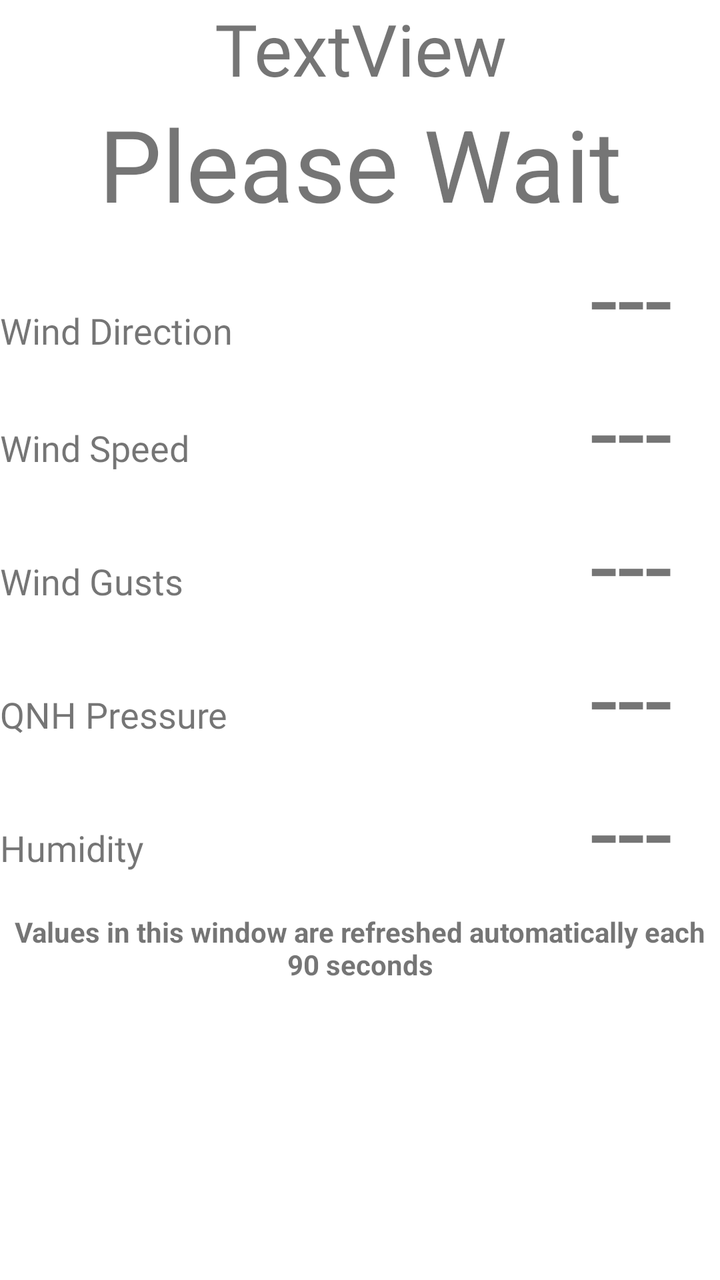
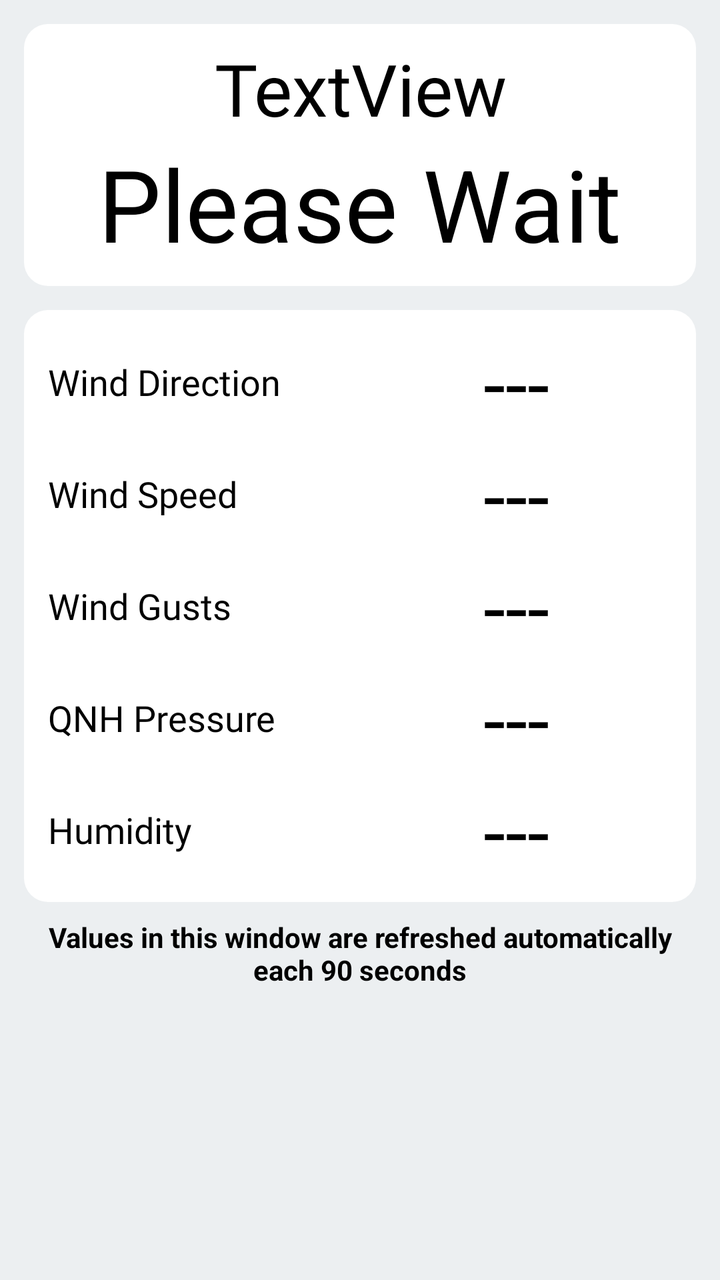

Before-and-after screenshots of an Android layout around one commit, followed by the original layout XML and the change that was made.
<!-- AndroidManifest.xml: application theme Theme.Meteosystem -->
<!-- res/layout/activity_station_details_summary.xml -->
<?xml version="1.0" encoding="utf-8"?>
<androidx.constraintlayout.widget.ConstraintLayout xmlns:android="http://schemas.android.com/apk/res/android"
    xmlns:app="http://schemas.android.com/apk/res-auto"
    xmlns:tools="http://schemas.android.com/tools"
    android:id="@+id/relativeLayout"
    android:layout_width="match_parent"
    android:layout_height="match_parent"
    tools:context=".activity.StationDetailsSummaryActivity">


    <TextView
        android:id="@+id/textViewStationDetailsSummaryTitle"
        android:layout_width="0dp"
        android:layout_height="wrap_content"
        android:fontFamily="@font/alegreya_sans_sc_medium"
        android:text="TextView"
        android:textAlignment="center"
        android:textSize="36sp"
        app:layout_constraintEnd_toEndOf="parent"
        app:layout_constraintStart_toStartOf="parent"
        app:layout_constraintTop_toTopOf="parent" />


    <TextView
        android:id="@+id/textViewTemperatureCaption"
        android:layout_width="0dp"
        android:layout_height="0dp"
        android:paddingTop="30dp"
        android:text="@string/temperature"
        android:textSize="18sp" />

    <TextView
        android:id="@+id/textViewTemperatureValue"
        android:layout_width="wrap_content"
        android:layout_height="wrap_content"
        android:text="@string/please_wait"
        android:textAlignment="center"
        android:textSize="50sp"
        app:layout_constraintEnd_toEndOf="parent"
        app:layout_constraintStart_toStartOf="parent"
        app:layout_constraintTop_toBottomOf="@+id/textViewStationDetailsSummaryTitle" />


    <TextView
        android:id="@+id/textViewWinddirCaption"
        android:layout_width="wrap_content"
        android:layout_height="wrap_content"
        android:layout_marginTop="8dp"
        android:fontFamily="@font/alegreya_sans_sc_medium"
        android:paddingTop="30dp"
        android:scrollHorizontally="true"
        android:text="@string/wind_direction"
        android:textAlignment="center"
        android:textSize="18sp"
        app:layout_constraintEnd_toStartOf="@+id/textViewWinddirValue"
        app:layout_constraintHorizontal_bias="0.0"
        app:layout_constraintStart_toStartOf="@+id/textViewTemperatureCaption"
        app:layout_constraintTop_toTopOf="@+id/textViewWinddirValue" />

    <TextView
        android:id="@+id/textViewWinddirValue"
        android:layout_width="wrap_content"
        android:layout_height="wrap_content"
        android:layout_marginEnd="24dp"
        android:text="---"
        android:textAlignment="center"
        android:textSize="50sp"
        app:layout_constraintEnd_toEndOf="parent"
        app:layout_constraintHorizontal_bias="1.0"
        app:layout_constraintStart_toStartOf="parent"
        app:layout_constraintTop_toBottomOf="@+id/textViewTemperatureValue" />


    <TextView
        android:id="@+id/textViewWindSpeedCaption"
        android:layout_width="wrap_content"
        android:layout_height="wrap_content"
        android:fontFamily="@font/alegreya_sans_sc_medium"
        android:paddingTop="30dp"
        android:scrollHorizontally="true"
        android:text="@string/wind_speed"
        android:textSize="18sp"
        app:layout_constraintEnd_toStartOf="@+id/textViewWindSpeedValue"
        app:layout_constraintHorizontal_bias="0.0"
        app:layout_constraintStart_toStartOf="parent"
        app:layout_constraintTop_toTopOf="@+id/textViewWindSpeedValue" />

    <TextView
        android:id="@+id/textViewWindSpeedValue"
        android:layout_width="wrap_content"
        android:layout_height="wrap_content"
        android:layout_marginEnd="24dp"
        android:text="---"
        android:textAlignment="center"
        android:textSize="50sp"
        app:layout_constraintEnd_toEndOf="parent"
        app:layout_constraintHorizontal_bias="1.0"
        app:layout_constraintStart_toEndOf="@+id/textViewWindSpeedCaption"
        app:layout_constraintStart_toStartOf="parent"
        app:layout_constraintTop_toBottomOf="@+id/textViewWinddirValue" />

    <TextView
        android:id="@+id/textViewWindGusts"
        android:layout_width="wrap_content"
        android:layout_height="wrap_content"
        android:fontFamily="@font/alegreya_sans_sc_medium"
        android:paddingTop="30dp"
        android:scrollHorizontally="true"
        android:text="@string/wind_gusts"
        android:textSize="18sp"
        app:layout_constraintEnd_toStartOf="@+id/textViewWindGustsValue"
        app:layout_constraintHorizontal_bias="0.0"
        app:layout_constraintStart_toStartOf="parent"
        app:layout_constraintTop_toTopOf="@+id/textViewWindGustsValue" />

    <TextView
        android:id="@+id/textViewWindGustsValue"
        android:layout_width="wrap_content"
        android:layout_height="wrap_content"
        android:layout_marginEnd="24dp"
        android:text="---"
        android:textAlignment="center"
        android:textSize="50sp"
        app:layout_constraintEnd_toEndOf="parent"
        app:layout_constraintHorizontal_bias="1.0"
        app:layout_constraintStart_toStartOf="parent"
        app:layout_constraintTop_toBottomOf="@+id/textViewWindSpeedValue" />


    <TextView
        android:id="@+id/textViewQnh"
        android:layout_width="wrap_content"
        android:layout_height="wrap_content"
        android:fontFamily="@font/alegreya_sans_sc_medium"
        android:paddingTop="30dp"
        android:text="@string/qnh"
        android:textSize="18sp"
        app:layout_constraintEnd_toStartOf="@+id/textViewQnhVaue"
        app:layout_constraintHorizontal_bias="0.0"
        app:layout_constraintStart_toStartOf="parent"
        app:layout_constraintTop_toTopOf="@+id/textViewQnhVaue" />

    <TextView
        android:id="@+id/textViewQnhVaue"
        android:layout_width="wrap_content"
        android:layout_height="wrap_content"
        android:layout_marginEnd="24dp"
        android:text="---"
        android:textAlignment="center"
        android:textSize="50sp"
        app:layout_constraintEnd_toEndOf="parent"
        app:layout_constraintHorizontal_bias="1.0"
        app:layout_constraintStart_toStartOf="parent"
        app:layout_constraintTop_toBottomOf="@+id/textViewWindGustsValue" />


    <TextView
        android:id="@+id/textViewHumidity"
        android:layout_width="wrap_content"
        android:layout_height="wrap_content"
        android:fontFamily="@font/alegreya_sans_sc_medium"
        android:paddingTop="30dp"
        android:text="@string/humidity"
        android:textSize="18sp"
        app:layout_constraintEnd_toStartOf="@+id/textViewHumidityValue"
        app:layout_constraintHorizontal_bias="0.0"
        app:layout_constraintStart_toStartOf="parent"
        app:layout_constraintTop_toTopOf="@+id/textViewHumidityValue" />

    <TextView
        android:id="@+id/textViewHumidityValue"
        android:layout_width="wrap_content"
        android:layout_height="wrap_content"
        android:layout_marginEnd="24dp"
        android:text="---"
        android:textAlignment="center"
        android:textSize="50sp"
        app:layout_constraintEnd_toEndOf="parent"
        app:layout_constraintHorizontal_bias="1.0"
        app:layout_constraintStart_toStartOf="parent"
        app:layout_constraintTop_toBottomOf="@+id/textViewQnhVaue" />


    <TextView
        android:id="@+id/textViewSummaryMessage"
        android:layout_width="wrap_content"
        android:layout_height="wrap_content"
        android:layout_marginTop="8dp"
        android:scrollIndicators="right"
        android:scrollHorizontally="true"
        android:text="@string/auto_refresh"
        android:textAlignment="center"
        android:textStyle="bold"
        app:layout_constraintEnd_toEndOf="parent"
        app:layout_constraintStart_toStartOf="parent"
        app:layout_constraintTop_toBottomOf="@+id/textViewHumidityValue" />

    <androidx.constraintlayout.widget.ConstraintLayout
        android:id="@+id/constraintLayout"
        android:layout_width="0dp"
        android:layout_height="wrap_content"
        android:layout_marginTop="66dp"
        app:layout_constraintEnd_toEndOf="@+id/textViewHumidityValue"
        app:layout_constraintStart_toStartOf="parent"
        app:layout_constraintTop_toTopOf="@+id/textViewHumidity">

    </androidx.constraintlayout.widget.ConstraintLayout>


</androidx.constraintlayout.widget.ConstraintLayout>
<!-- resources referenced by this layout -->
<resources>
  <string name="auto_refresh">Values in this window are refreshed automatically each 90 seconds</string>
  <string name="humidity">Humidity</string>
  <string name="please_wait">Please Wait</string>
  <string name="qnh">QNH Pressure</string>
  <string name="temperature">Temperature</string>
  <string name="wind_direction">Wind Direction</string>
  <string name="wind_gusts">Wind Gusts</string>
  <string name="wind_speed">Wind Speed</string>
  <style name="Theme.Meteosystem" parent="Theme.MaterialComponents.DayNight.DarkActionBar">
          
          <item name="colorPrimary">@color/dark_blue</item>
          <item name="colorPrimaryVariant">@color/blue</item>
          <item name="colorOnPrimary">@color/white</item>
          
          <item name="colorSecondary">@color/dark_blue</item>
          <item name="colorSecondaryVariant">@color/teal_700</item>
          <item name="colorOnSecondary">@color/black</item>
          
          <item name="android:statusBarColor" tools:targetApi="l">@color/black</item>
          
          <item name="android:windowOptOutEdgeToEdgeEnforcement" tools:targetApi="35">true</item>
      </style>
  <color name="dark_blue">#1E88E5</color>
  <color name="blue">#56039BE5</color>
  <color name="white">#FFFFFFFF</color>
  <color name="teal_700">#FF018786</color>
  <color name="black">#FF000000</color>
</resources>

<!-- the commit's change to res/layout/activity_station_details_summary.xml (unified diff, before → after) -->
@@ -1,210 +1,229 @@
 <?xml version="1.0" encoding="utf-8"?>
-<androidx.constraintlayout.widget.ConstraintLayout xmlns:android="http://schemas.android.com/apk/res/android"
+<ScrollView xmlns:android="http://schemas.android.com/apk/res/android"
     xmlns:app="http://schemas.android.com/apk/res-auto"
     xmlns:tools="http://schemas.android.com/tools"
     android:id="@+id/relativeLayout"
     android:layout_width="match_parent"
     android:layout_height="match_parent"
+    android:background="@color/summary_screen_background"
+    android:fillViewport="true"
     tools:context=".activity.StationDetailsSummaryActivity">
 
-
-    <TextView
-        android:id="@+id/textViewStationDetailsSummaryTitle"
-        android:layout_width="0dp"
+    <LinearLayout
+        android:layout_width="match_parent"
         android:layout_height="wrap_content"
-        android:fontFamily="@font/alegreya_sans_sc_medium"
-        android:text="TextView"
-        android:textAlignment="center"
-        android:textSize="36sp"
-        app:layout_constraintEnd_toEndOf="parent"
-        app:layout_constraintStart_toStartOf="parent"
-        app:layout_constraintTop_toTopOf="parent" />
-
-
-    <TextView
-        android:id="@+id/textViewTemperatureCaption"
-        android:layout_width="0dp"
-        android:layout_height="0dp"
-        android:paddingTop="30dp"
-        android:text="@string/temperature"
-        android:textSize="18sp" />
-
-    <TextView
-        android:id="@+id/textViewTemperatureValue"
-        android:layout_width="wrap_content"
-        android:layout_height="wrap_content"
-        android:text="@string/please_wait"
-        android:textAlignment="center"
-        android:textSize="50sp"
-        app:layout_constraintEnd_toEndOf="parent"
-        app:layout_constraintStart_toStartOf="parent"
-        app:layout_constraintTop_toBottomOf="@+id/textViewStationDetailsSummaryTitle" />
-
-
-    <TextView
-        android:id="@+id/textViewWinddirCaption"
-        android:layout_width="wrap_content"
-        android:layout_height="wrap_content"
-        android:layout_marginTop="8dp"
-        android:fontFamily="@font/alegreya_sans_sc_medium"
-        android:paddingTop="30dp"
-        android:scrollHorizontally="true"
-        android:text="@string/wind_direction"
-        android:textAlignment="center"
-        android:textSize="18sp"
-        app:layout_constraintEnd_toStartOf="@+id/textViewWinddirValue"
-        app:layout_constraintHorizontal_bias="0.0"
-        app:layout_constraintStart_toStartOf="@+id/textViewTemperatureCaption"
-        app:layout_constraintTop_toTopOf="@+id/textViewWinddirValue" />
-
-    <TextView
-        android:id="@+id/textViewWinddirValue"
-        android:layout_width="wrap_content"
-        android:layout_height="wrap_content"
-        android:layout_marginEnd="24dp"
-        android:text="---"
-        android:textAlignment="center"
-        android:textSize="50sp"
-        app:layout_constraintEnd_toEndOf="parent"
-        app:layout_constraintHorizontal_bias="1.0"
-        app:layout_constraintStart_toStartOf="parent"
-        app:layout_constraintTop_toBottomOf="@+id/textViewTemperatureValue" />
-
-
-    <TextView
-        android:id="@+id/textViewWindSpeedCaption"
-        android:layout_width="wrap_content"
-        android:layout_height="wrap_content"
-        android:fontFamily="@font/alegreya_sans_sc_medium"
-        android:paddingTop="30dp"
-        android:scrollHorizontally="true"
-        android:text="@string/wind_speed"
-        android:textSize="18sp"
-        app:layout_constraintEnd_toStartOf="@+id/textViewWindSpeedValue"
-        app:layout_constraintHorizontal_bias="0.0"
-        app:layout_constraintStart_toStartOf="parent"
-        app:layout_constraintTop_toTopOf="@+id/textViewWindSpeedValue" />
-
-    <TextView
-        android:id="@+id/textViewWindSpeedValue"
-        android:layout_width="wrap_content"
-        android:layout_height="wrap_content"
-        android:layout_marginEnd="24dp"
-        android:text="---"
-        android:textAlignment="center"
-        android:textSize="50sp"
-        app:layout_constraintEnd_toEndOf="parent"
-        app:layout_constraintHorizontal_bias="1.0"
-        app:layout_constraintStart_toEndOf="@+id/textViewWindSpeedCaption"
-        app:layout_constraintStart_toStartOf="parent"
-        app:layout_constraintTop_toBottomOf="@+id/textViewWinddirValue" />
-
-    <TextView
-        android:id="@+id/textViewWindGusts"
-        android:layout_width="wrap_content"
-        android:layout_height="wrap_content"
-        android:fontFamily="@font/alegreya_sans_sc_medium"
-        android:paddingTop="30dp"
-        android:scrollHorizontally="true"
-        android:text="@string/wind_gusts"
-        android:textSize="18sp"
-        app:layout_constraintEnd_toStartOf="@+id/textViewWindGustsValue"
-        app:layout_constraintHorizontal_bias="0.0"
-        app:layout_constraintStart_toStartOf="parent"
-        app:layout_constraintTop_toTopOf="@+id/textViewWindGustsValue" />
-
-    <TextView
-        android:id="@+id/textViewWindGustsValue"
-        android:layout_width="wrap_content"
-        android:layout_height="wrap_content"
-        android:layout_marginEnd="24dp"
-        android:text="---"
-        android:textAlignment="center"
-        android:textSize="50sp"
-        app:layout_constraintEnd_toEndOf="parent"
-        app:layout_constraintHorizontal_bias="1.0"
-        app:layout_constraintStart_toStartOf="parent"
-        app:layout_constraintTop_toBottomOf="@+id/textViewWindSpeedValue" />
-
-
-    <TextView
-        android:id="@+id/textViewQnh"
-        android:layout_width="wrap_content"
-        android:layout_height="wrap_content"
-        android:fontFamily="@font/alegreya_sans_sc_medium"
-        android:paddingTop="30dp"
-        android:text="@string/qnh"
-        android:textSize="18sp"
-        app:layout_constraintEnd_toStartOf="@+id/textViewQnhVaue"
-        app:layout_constraintHorizontal_bias="0.0"
-        app:layout_constraintStart_toStartOf="parent"
-        app:layout_constraintTop_toTopOf="@+id/textViewQnhVaue" />
-
-    <TextView
-        android:id="@+id/textViewQnhVaue"
-        android:layout_width="wrap_content"
-        android:layout_height="wrap_content"
-        android:layout_marginEnd="24dp"
-        android:text="---"
-        android:textAlignment="center"
-        android:textSize="50sp"
-        app:layout_constraintEnd_toEndOf="parent"
-        app:layout_constraintHorizontal_bias="1.0"
-        app:layout_constraintStart_toStartOf="parent"
-        app:layout_constraintTop_toBottomOf="@+id/textViewWindGustsValue" />
-
-
-    <TextView
-        android:id="@+id/textViewHumidity"
-        android:layout_width="wrap_content"
-        android:layout_height="wrap_content"
-        android:fontFamily="@font/alegreya_sans_sc_medium"
-        android:paddingTop="30dp"
-        android:text="@string/humidity"
-        android:textSize="18sp"
-        app:layout_constraintEnd_toStartOf="@+id/textViewHumidityValue"
-        app:layout_constraintHorizontal_bias="0.0"
-        app:layout_constraintStart_toStartOf="parent"
-        app:layout_constraintTop_toTopOf="@+id/textViewHumidityValue" />
-
-    <TextView
-        android:id="@+id/textViewHumidityValue"
-        android:layout_width="wrap_content"
-        android:layout_height="wrap_content"
-        android:layout_marginEnd="24dp"
-        android:text="---"
-        android:textAlignment="center"
-        android:textSize="50sp"
-        app:layout_constraintEnd_toEndOf="parent"
-        app:layout_constraintHorizontal_bias="1.0"
-        app:layout_constraintStart_toStartOf="parent"
-        app:layout_constraintTop_toBottomOf="@+id/textViewQnhVaue" />
-
-
-    <TextView
-        android:id="@+id/textViewSummaryMessage"
-        android:layout_width="wrap_content"
-        android:layout_height="wrap_content"
-        android:layout_marginTop="8dp"
-        android:scrollIndicators="right"
-        android:scrollHorizontally="true"
-        android:text="@string/auto_refresh"
-        android:textAlignment="center"
-        android:textStyle="bold"
-        app:layout_constraintEnd_toEndOf="parent"
-        app:layout_constraintStart_toStartOf="parent"
-        app:layout_constraintTop_toBottomOf="@+id/textViewHumidityValue" />
-
-    <androidx.constraintlayout.widget.ConstraintLayout
-        android:id="@+id/constraintLayout"
-        android:layout_width="0dp"
-        android:layout_height="wrap_content"
-        android:layout_marginTop="66dp"
-        app:layout_constraintEnd_toEndOf="@+id/textViewHumidityValue"
-        app:layout_constraintStart_toStartOf="parent"
-        app:layout_constraintTop_toTopOf="@+id/textViewHumidity">
-
-    </androidx.constraintlayout.widget.ConstraintLayout>
-
-
-</androidx.constraintlayout.widget.ConstraintLayout>
+        android:orientation="vertical"
+        android:padding="12dp">
+
+        
+        <LinearLayout
+            android:layout_width="match_parent"
+            android:layout_height="wrap_content"
+            android:background="@drawable/summary_box"
+            android:gravity="center_horizontal"
+            android:orientation="vertical">
+
+            <TextView
+                android:id="@+id/textViewStationDetailsSummaryTitle"
+                android:layout_width="match_parent"
+                android:layout_height="wrap_content"
+                android:fontFamily="@font/alegreya_sans_sc_medium"
+                android:text="TextView"
+                android:textAlignment="center"
+                android:textColor="@color/summary_text"
+                android:textSize="36sp" />
+
+            <TextView
+                android:id="@+id/textViewTemperatureValue"
+                android:layout_width="wrap_content"
+                android:layout_height="wrap_content"
+                android:text="@string/please_wait"
+                android:textAlignment="center"
+                android:textColor="@color/summary_text"
+                android:textSize="50sp" />
+
+        </LinearLayout>
+
+        
+        <LinearLayout
+            android:layout_width="match_parent"
+            android:layout_height="wrap_content"
+            android:layout_marginTop="12dp"
+            android:background="@drawable/summary_box"
+            android:orientation="vertical">
+
+                <LinearLayout
+                    android:layout_width="match_parent"
+                    android:layout_height="wrap_content"
+                    android:gravity="center_vertical"
+                    android:orientation="horizontal"
+                    android:weightSum="2">
+
+                    <TextView
+                        android:id="@+id/textViewWinddirCaption"
+                        android:layout_width="0dp"
+                        android:layout_height="wrap_content"
+                        android:layout_weight="1"
+                        android:fontFamily="@font/alegreya_sans_sc_medium"
+                        android:text="@string/wind_direction"
+                        android:textColor="@color/summary_text"
+                        android:textSize="18sp" />
+
+                    <TextView
+                        android:id="@+id/textViewWinddirValue"
+                        android:layout_width="0dp"
+                        android:layout_height="56dp"
+                        android:layout_weight="1"
+                        android:gravity="center"
+                        android:maxLines="1"
+                        android:text="---"
+                        android:textColor="@color/summary_text"
+                        app:autoSizeMaxTextSize="40sp"
+                        app:autoSizeMinTextSize="16sp"
+                        app:autoSizeTextType="uniform" />
+
+                </LinearLayout>
+
+                <LinearLayout
+                    android:layout_width="match_parent"
+                    android:layout_height="wrap_content"
+                    android:gravity="center_vertical"
+                    android:orientation="horizontal"
+                    android:weightSum="2">
+
+                    <TextView
+                        android:id="@+id/textViewWindSpeedCaption"
+                        android:layout_width="0dp"
+                        android:layout_height="wrap_content"
+                        android:layout_weight="1"
+                        android:fontFamily="@font/alegreya_sans_sc_medium"
+                        android:text="@string/wind_speed"
+                        android:textColor="@color/summary_text"
+                        android:textSize="18sp" />
+
+                    <TextView
+                        android:id="@+id/textViewWindSpeedValue"
+                        android:layout_width="0dp"
+                        android:layout_height="56dp"
+                        android:layout_weight="1"
+                        android:gravity="center"
+                        android:maxLines="1"
+                        android:text="---"
+                        android:textColor="@color/summary_text"
+                        app:autoSizeMaxTextSize="40sp"
+                        app:autoSizeMinTextSize="16sp"
+                        app:autoSizeTextType="uniform" />
+
+                </LinearLayout>
+
+                <LinearLayout
+                    android:layout_width="match_parent"
+                    android:layout_height="wrap_content"
+                    android:gravity="center_vertical"
+                    android:orientation="horizontal"
+                    android:weightSum="2">
+
+                    <TextView
+                        android:id="@+id/textViewWindGusts"
+                        android:layout_width="0dp"
+                        android:layout_height="wrap_content"
+                        android:layout_weight="1"
+                        android:fontFamily="@font/alegreya_sans_sc_medium"
+                        android:text="@string/wind_gusts"
+                        android:textColor="@color/summary_text"
+                        android:textSize="18sp" />
+
+                    <TextView
+                        android:id="@+id/textViewWindGustsValue"
+                        android:layout_width="0dp"
+                        android:layout_height="56dp"
+                        android:layout_weight="1"
+                        android:gravity="center"
+                        android:maxLines="1"
+                        android:text="---"
+                        android:textColor="@color/summary_text"
+                        app:autoSizeMaxTextSize="40sp"
+                        app:autoSizeMinTextSize="16sp"
+                        app:autoSizeTextType="uniform" />
+
+                </LinearLayout>
+
+                <LinearLayout
+                    android:layout_width="match_parent"
+                    android:layout_height="wrap_content"
+                    android:gravity="center_vertical"
+                    android:orientation="horizontal"
+                    android:weightSum="2">
+
+                    <TextView
+                        android:id="@+id/textViewQnh"
+                        android:layout_width="0dp"
+                        android:layout_height="wrap_content"
+                        android:layout_weight="1"
+                        android:fontFamily="@font/alegreya_sans_sc_medium"
+                        android:text="@string/qnh"
+                        android:textColor="@color/summary_text"
+                        android:textSize="18sp" />
+
+                    <TextView
+                        android:id="@+id/textViewQnhVaue"
+                        android:layout_width="0dp"
+                        android:layout_height="56dp"
+                        android:layout_weight="1"
+                        android:gravity="center"
+                        android:maxLines="1"
+                        android:text="---"
+                        android:textColor="@color/summary_text"
+                        app:autoSizeMaxTextSize="40sp"
+                        app:autoSizeMinTextSize="16sp"
+                        app:autoSizeTextType="uniform" />
+
+                </LinearLayout>
+
+                <LinearLayout
+                    android:layout_width="match_parent"
+                    android:layout_height="wrap_content"
+                    android:gravity="center_vertical"
+                    android:orientation="horizontal"
+                    android:weightSum="2">
+
+                    <TextView
+                        android:id="@+id/textViewHumidity"
+                        android:layout_width="0dp"
+                        android:layout_height="wrap_content"
+                        android:layout_weight="1"
+                        android:fontFamily="@font/alegreya_sans_sc_medium"
+                        android:text="@string/humidity"
+                        android:textColor="@color/summary_text"
+                        android:textSize="18sp" />
+
+                    <TextView
+                        android:id="@+id/textViewHumidityValue"
+                        android:layout_width="0dp"
+                        android:layout_height="56dp"
+                        android:layout_weight="1"
+                        android:gravity="center"
+                        android:maxLines="1"
+                        android:text="---"
+                        android:textColor="@color/summary_text"
+                        app:autoSizeMaxTextSize="40sp"
+                        app:autoSizeMinTextSize="16sp"
+                        app:autoSizeTextType="uniform" />
+
+                </LinearLayout>
+
+        </LinearLayout>
+
+        <TextView
+            android:id="@+id/textViewSummaryMessage"
+            android:layout_width="match_parent"
+            android:layout_height="wrap_content"
+            android:layout_marginTop="8dp"
+            android:text="@string/auto_refresh"
+            android:textAlignment="center"
+            android:textColor="@color/summary_text"
+            android:textStyle="bold" />
+
+    </LinearLayout>
+
+</ScrollView>
<!-- resource entries referenced after the edit -->
@@ -1,10 +1,23 @@
 <!-- resources referenced by this layout -->
 <resources>
+  <color name="summary_screen_background">#ECEFF1</color>
+  <color name="summary_text">#FF000000</color>
+  <!-- drawable summary_box (drawable) -->
+  <?xml version="1.0" encoding="utf-8"?>
+  <shape xmlns:android="http://schemas.android.com/apk/res/android"
+      android:shape="rectangle">
+      <solid android:color="@color/summary_box_background" />
+      <corners android:radius="12dp" />
+      <padding
+          android:left="12dp"
+          android:top="8dp"
+          android:right="12dp"
+          android:bottom="8dp" />
+  </shape>
   <string name="auto_refresh">Values in this window are refreshed automatically each 90 seconds</string>
   <string name="humidity">Humidity</string>
   <string name="please_wait">Please Wait</string>
   <string name="qnh">QNH Pressure</string>
-  <string name="temperature">Temperature</string>
   <string name="wind_direction">Wind Direction</string>
   <string name="wind_gusts">Wind Gusts</string>
   <string name="wind_speed">Wind Speed</string>
@@ -22,6 +35,7 @@
           
           <item name="android:windowOptOutEdgeToEdgeEnforcement" tools:targetApi="35">true</item>
       </style>
+  <color name="summary_box_background">#FFFFFFFF</color>
   <color name="dark_blue">#1E88E5</color>
   <color name="blue">#56039BE5</color>
   <color name="white">#FFFFFFFF</color>
